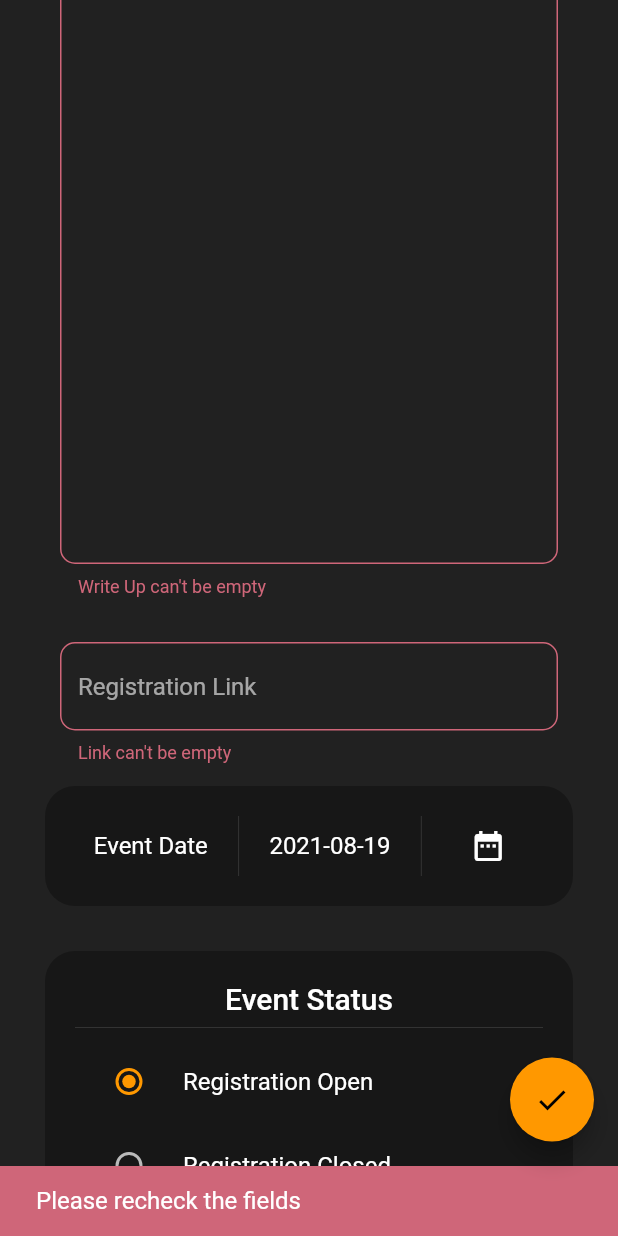
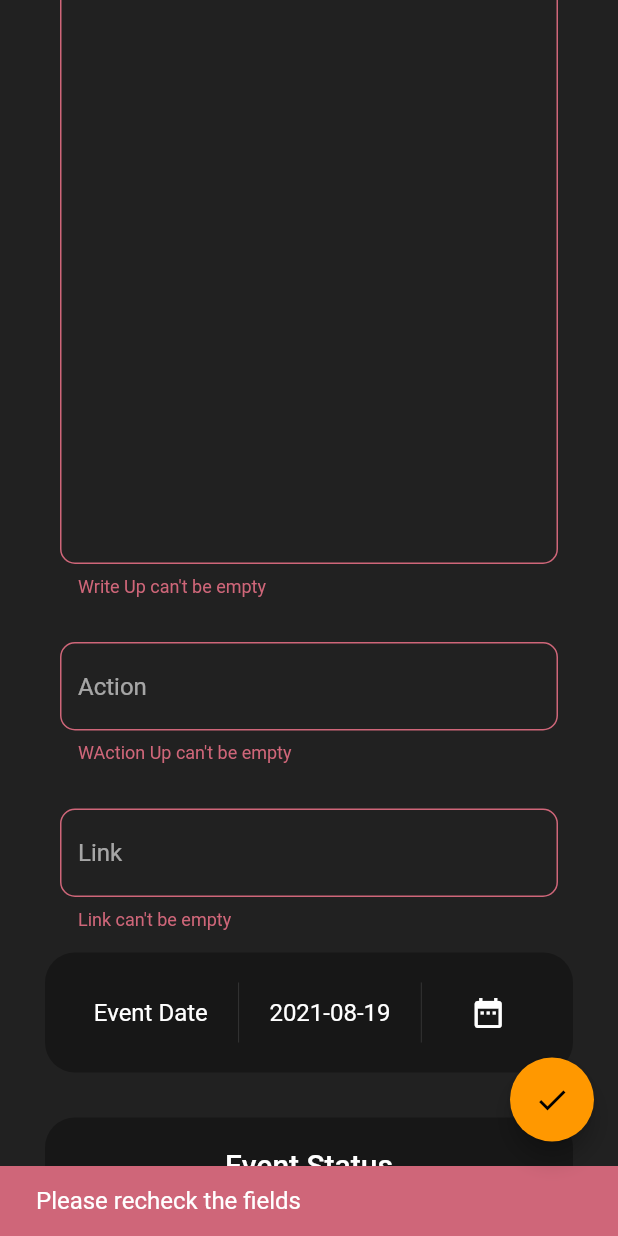
Before and after one commit to RohitEdathil/webmaster, a Flutter app: the WriteView screen opened directly, scrolled down 576 dp, after a tap on the "check" icon, on a phone screen of 412 x 824 dp. Run offline on Flutter 3.47's test engine with Material 2 defaults, Android fonts, the phone set to English and light mode, and no system bars; our stand-ins replace cloud_firestore, firebase_auth, firebase_core, firebase_storage, image_picker; accounts and stored records are empty.

Commit message:
action and type fields added (need testing)

```diff
--- a/lib/components/text_field.dart
+++ b/lib/components/text_field.dart
@@ -30,10 +30,64 @@ class CustomField extends StatelessWidget {
   }
 }
 
-class StateSlider extends StatelessWidget {
+class TypeChooser extends StatelessWidget {
   final Function(int?) validator;
   final int current;
-  StateSlider({required this.validator, required this.current});
+  TypeChooser({required this.validator, required this.current});
+  @override
+  Widget build(BuildContext context) {
+    return Container(
+      margin: const EdgeInsets.all(30),
+      padding: const EdgeInsets.all(20),
+      decoration: BoxDecoration(
+        color: Theme.of(context).primaryColorDark.withOpacity(0.3),
+        borderRadius: BorderRadius.circular(20),
+      ),
+      child: Column(
+        children: [
+          Text(
+            'Type',
+            style: Theme.of(context).textTheme.headline6,
+          ),
+          Divider(),
+          RadioListTile(
+            groupValue: current,
+            onChanged: validator,
+            activeColor: Theme.of(context).accentColor,
+            value: 0,
+            title: Text('Event'),
+          ),
+          RadioListTile(
+            groupValue: current,
+            onChanged: validator,
+            activeColor: Theme.of(context).accentColor,
+            value: 1,
+            title: Text('Webinar'),
+          ),
+          RadioListTile(
+            groupValue: current,
+            onChanged: validator,
+            activeColor: Theme.of(context).accentColor,
+            value: 2,
+            title: Text('Competition'),
+          ),
+          RadioListTile(
+            groupValue: current,
+            onChanged: validator,
+            activeColor: Theme.of(context).accentColor,
+            value: 3,
+            title: Text('Post'),
+          ),
+        ],
+      ),
+    );
+  }
+}
+
+class StateChooser extends StatelessWidget {
+  final Function(int?) validator;
+  final int current;
+  StateChooser({required this.validator, required this.current});
   @override
   Widget build(BuildContext context) {
     return Container(
--- a/lib/data/events.dart
+++ b/lib/data/events.dart
@@ -100,7 +100,7 @@ class EventModel extends ChangeNotifier {
   }
 
   Future<String?> createEvent(int? id, String name, String writeUp, String link,
-      String path, String date, int status) async {
+      String action, String path, String date, int status, int type) async {
     int nextId;
     String newName;
     if (id == null) {
@@ -130,11 +130,13 @@ class EventModel extends ChangeNotifier {
         }
         transaction.set(db!.collection('events').doc('$nextId'), {
           'name': name,
+          'action': action,
           'write_up': writeUp,
           'link': link,
           'poster': newName,
           'date': date,
-          'status': status
+          'status': status,
+          'type': type,
         });
 
         curThumbnail.exists
--- a/lib/views/write.dart
+++ b/lib/views/write.dart
@@ -22,7 +22,9 @@ class _WriteViewState extends State<WriteView> {
   String? writeUp;
   String? name;
   String? link;
+  String? action;
   int state = 0;
+  int type = 0;
   DateTime date = DateTime.now();
   bool editMode = false;
 
@@ -33,9 +35,11 @@ class _WriteViewState extends State<WriteView> {
       editMode = true;
       writeUp = widget.data!['write_up'];
       name = widget.data!['name'];
+      action = widget.data!['action'];
       link = widget.data!['link'];
       file = widget.data!['poster'];
       state = widget.data!['status'];
+      type = widget.data!['type'];
       date = DateTime.parse(widget.data!['date']);
     }
   }
@@ -70,9 +74,22 @@ class _WriteViewState extends State<WriteView> {
     }
   }
 
+  String? actionValidator(String? w) {
+    action = w;
+    if (w == null || w.isEmpty) {
+      return 'WAction Up can\'t be empty';
+    }
+  }
+
   void stateValue(int? s) {
     setState(() {
       state = s!;
+    });
+  }
+
+  void typeValue(int? s) {
+    setState(() {
+      type = s!;
     });
   }
 
@@ -131,10 +148,12 @@ class _WriteViewState extends State<WriteView> {
             widget.id,
             name!,
             writeUp!,
+            action!,
             link!,
             file!,
             "${date.year.toString()}-${date.month.toString().padLeft(2, '0')}-${date.day.toString().padLeft(2, '0')}",
-            state);
+            state,
+            type);
     if (response != null) {
       snackBar(response);
       toggleLoading();
@@ -186,7 +205,12 @@ class _WriteViewState extends State<WriteView> {
                             current: writeUp,
                           ),
                           CustomField(
-                            label: 'Registration Link',
+                            label: 'Action',
+                            validator: actionValidator,
+                            current: action,
+                          ),
+                          CustomField(
+                            label: 'Link',
                             validator: linkValidator,
                             current: link,
                           ),
@@ -194,9 +218,13 @@ class _WriteViewState extends State<WriteView> {
                             validator: dateValue,
                             current: date,
                           ),
-                          StateSlider(
+                          StateChooser(
                             validator: stateValue,
                             current: state,
+                          ),
+                          TypeChooser(
+                            validator: typeValue,
+                            current: type,
                           ),
                           editMode
                               ? TextButton.icon(
```
Also changed, not shown: pubspec.yaml (+1 -56 lines).
